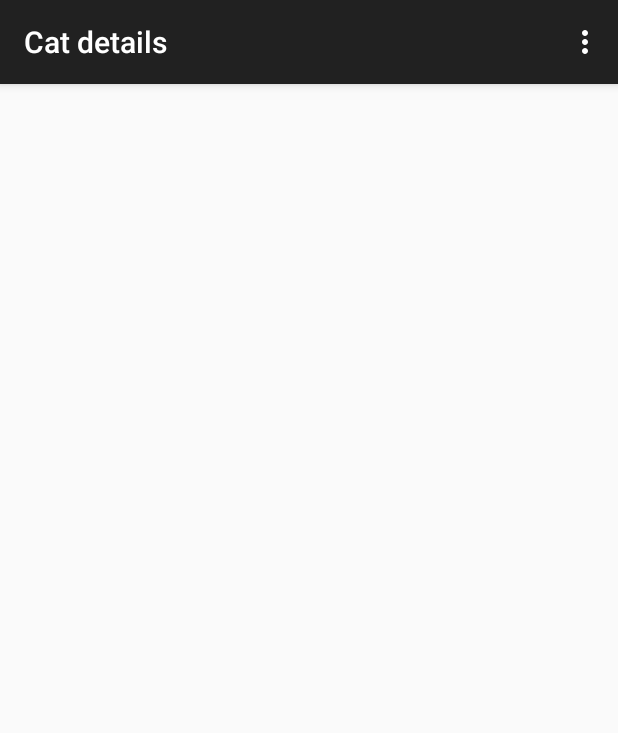
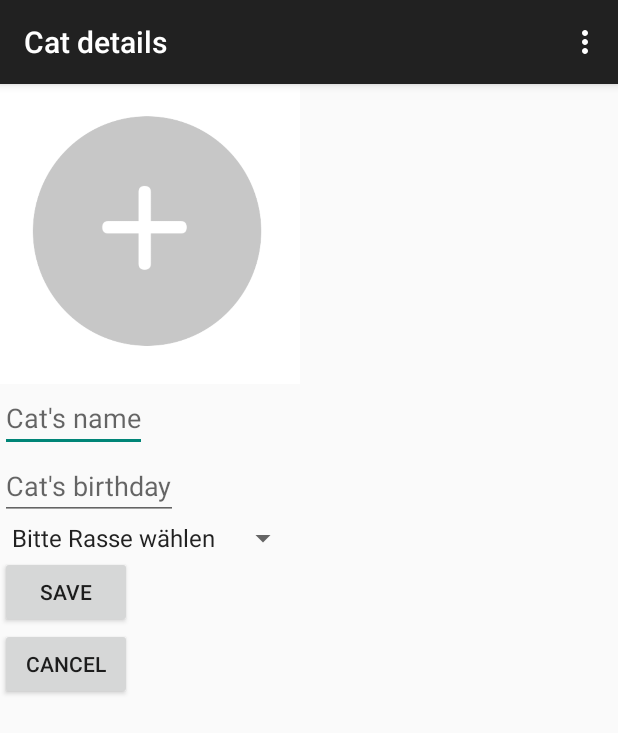
Before and after one commit to giantPanda/CatBox, an Android app: the CatDetailsActivity screen opened directly, with no data from a screen before it, on a phone screen of 412 x 824 dp. Shown: the top 733 px of the screen. Run offline under Robolectric (Android 15) with nearby library versions, the phone set to English and light mode, and no system bars.

Commit message:
Loading cat details from database

```diff
--- /dev/null
+++ b/app/src/main/java/io/box/catbox/Cat.java
@@ -0,0 +1,49 @@
+package io.box.catbox;
+
+public class Cat {
+    private long id;
+    private String name;
+    private String race;
+    private String birthday;
+    private String picture;
+
+    public long getId() {
+        return id;
+    }
+
+    public void setId(long id) {
+        this.id = id;
+    }
+
+    public String getName() {
+        return name;
+    }
+
+    public void setName(String name) {
+        this.name = name;
+    }
+
+    public String getRace() {
+        return race;
+    }
+
+    public void setRace(String race) {
+        this.race = race;
+    }
+
+    public String getBirthday() {
+        return birthday;
+    }
+
+    public void setBirthday(String birthday) {
+        this.birthday = birthday;
+    }
+
+    public String getPicture() {
+        return picture;
+    }
+
+    public void setPicture(String picture) {
+        this.picture = picture;
+    }
+}
--- a/app/src/main/java/io/box/catbox/CatBoxDbHelper.java
+++ b/app/src/main/java/io/box/catbox/CatBoxDbHelper.java
@@ -6,8 +6,24 @@ import android.database.sqlite.SQLiteOpenHelper;
 
 public class CatBoxDbHelper extends SQLiteOpenHelper {
 
+    public static final String TABLE_CATS = "cats";
+    public static final String COLUMN_ID = "_id";
+    public static final String COLUMN_NAME = "name";
+    public static final String COLUMN_RACE = "race";
+    public static final String COLUMN_BIRTHDAY = "birthday";
+    public static final String COLUMN_PICTURE = "picture";
+
     public static final int DATABASE_VERSION = 1;
     public static final String DATABASE_NAME = "CatBoxDb";
+
+    private static final String DATABASE_CREATE = "CREATE TABLE "
+        + TABLE_CATS + "("
+            + COLUMN_ID + " INTEGER PRIMARY KEY AUTOINCREMENT, "
+            + COLUMN_NAME + " TEXT NOT NULL, "
+            + COLUMN_RACE + " TEXT NOT NULL, "
+            + COLUMN_BIRTHDAY + " TEXT NOT NULL, "
+            + COLUMN_PICTURE + " TEXT NOT NULL"
+        + ");";
 
     public CatBoxDbHelper(Context context) {
         super(context, DATABASE_NAME, null, DATABASE_VERSION);
@@ -15,11 +31,12 @@ public class CatBoxDbHelper extends SQLiteOpenHelper {
 
     @Override
     public void onCreate(SQLiteDatabase db) {
-
+        db.execSQL(DATABASE_CREATE);
     }
 
     @Override
     public void onUpgrade(SQLiteDatabase db, int oldVersion, int newVersion) {
-
+        db.execSQL("DROP TABLE IF EXISTS " + TABLE_CATS);
+        onCreate(db);
     }
 }
--- /dev/null
+++ b/app/src/main/java/io/box/catbox/CatDataSource.java
@@ -0,0 +1,107 @@
+package io.box.catbox;
+
+import android.content.ContentValues;
+import android.content.Context;
+import android.database.Cursor;
+import android.database.DatabaseUtils;
+import android.database.sqlite.SQLiteDatabase;
+
+import java.sql.SQLException;
+import java.util.ArrayList;
+import java.util.List;
+
+public class CatDataSource {
+    private SQLiteDatabase database;
+    private CatBoxDbHelper dbHelper;
+    private String[] allColumns = {
+        CatBoxDbHelper.COLUMN_ID,
+        CatBoxDbHelper.COLUMN_NAME,
+        CatBoxDbHelper.COLUMN_RACE,
+        CatBoxDbHelper.COLUMN_BIRTHDAY,
+        CatBoxDbHelper.COLUMN_PICTURE
+    };
+
+    public CatDataSource(Context context) {
+        dbHelper = new CatBoxDbHelper(context);
+    }
+
+    public void open() throws SQLException {
+        database = dbHelper.getWritableDatabase();
+    }
+
+    public void close() {
+        dbHelper.close();
+    }
+
+    public long createCat(String name, String race, String birthday, String picture) {
+        ContentValues values = new ContentValues();
+        values.put(CatBoxDbHelper.COLUMN_NAME, name);
+        values.put(CatBoxDbHelper.COLUMN_RACE, race);
+        values.put(CatBoxDbHelper.COLUMN_BIRTHDAY, birthday);
+        values.put(CatBoxDbHelper.COLUMN_PICTURE, picture);
+
+        long insertId = database.insert(CatBoxDbHelper.TABLE_CATS, null, values);
+
+        /*Cursor cursor = database.query(CatBoxDbHelper.TABLE_CATS,
+                allColumns, CatBoxDbHelper.COLUMN_ID + " = " + insertId, null,
+                null, null, null);
+
+        cursor.moveToFirst();
+        Cat newCat = cursorToCat(cursor);
+        cursor.close();*/
+
+        return insertId;
+    }
+
+    public void deleteCat(Cat cat) {
+        long id = cat.getId();
+        database.delete(CatBoxDbHelper.TABLE_CATS, CatBoxDbHelper.COLUMN_ID + " = " + id, null);
+    }
+
+    public List<Cat> getAllCats() {
+        List<Cat> cats = new ArrayList<Cat>();
+
+        Cursor cursor = database.query(CatBoxDbHelper.TABLE_CATS,
+                allColumns, null, null, null, null, null);
+
+        cursor.moveToFirst();
+        while (!cursor.isAfterLast()) {
+            Cat cat = cursorToCat(cursor);
+            cats.add(cat);
+            cursor.moveToNext();
+        }
+
+        cursor.close();
+        return cats;
+    }
+
+    public Cat getById(long catId) {
+        Cat cat = new Cat();
+
+        Cursor cursor = database.query(CatBoxDbHelper.TABLE_CATS,
+                allColumns, CatBoxDbHelper.COLUMN_ID + " = " + catId, null, null, null, "1");
+
+        if (cursor.getCount() > 0) {
+            cursor.moveToFirst();
+            cat = cursorToCat(cursor);
+        }
+
+        cursor.close();
+
+        return cat;
+    }
+
+    public long getCatCount() {
+        return DatabaseUtils.queryNumEntries(database, CatBoxDbHelper.TABLE_CATS);
+    }
+
+    private Cat cursorToCat(Cursor cursor) {
+        Cat cat = new Cat();
+        cat.setId(cursor.getLong(0));
+        cat.setName(cursor.getString(1));
+        cat.setRace(cursor.getString(2));
+        cat.setBirthday(cursor.getString(3));
+        cat.setPicture(cursor.getString(4));
+        return cat;
+    }
+}
--- a/app/src/main/java/io/box/catbox/CatDetailsActivity.java
+++ b/app/src/main/java/io/box/catbox/CatDetailsActivity.java
@@ -5,24 +5,66 @@ import android.support.v7.app.ActionBarActivity;
 import android.os.Bundle;
 import android.view.Menu;
 import android.view.MenuItem;
+import android.view.View;
+import android.widget.ArrayAdapter;
+import android.widget.Button;
+import android.widget.EditText;
+import android.widget.ImageView;
+import android.widget.Spinner;
 import android.widget.TextView;
 
+import java.sql.SQLException;
+import java.util.List;
 
-public class CatDetailsActivity extends ActionBarActivity {
+
+public class CatDetailsActivity extends ActionBarActivity implements View.OnClickListener {
+
+    private Button cancelButton;
+    private EditText catName;
+    private EditText catBirthday;
+    private ImageView catImage;
+    private Spinner catRace;
+    private CatDataSource datasource;
 
     @Override
     protected void onCreate(Bundle savedInstanceState) {
         super.onCreate(savedInstanceState);
+        setContentView(R.layout.activity_cat_details);
+
+        try {
+            datasource = new CatDataSource(this);
+            datasource.open();
+        } catch (SQLException ex) {
+
+        }
 
         Intent intent = getIntent();
 
-        String catName = intent.getStringExtra(CatListActivity.EXTRA_CAT_NAME);
+        long catId = intent.getLongExtra(CatListActivity.EXTRA_CAT_ID, -1);
 
-        TextView textView = new TextView(this);
-        textView.setTextSize(40);
-        textView.setText(catName);
+        Cat cat = datasource.getById(catId);
 
-        setContentView(textView);
+        catImage = (ImageView) findViewById(R.id.details_cat_image);
+        catImage.setImageResource(R.drawable.additem);
+
+        catName = (EditText) findViewById(R.id.details_cat_name);
+        catName.setText(cat.getName());
+
+        catBirthday = (EditText) findViewById(R.id.details_cat_birthday);
+        catBirthday.setText(cat.getBirthday());
+
+        ArrayAdapter<CharSequence> adapter = ArrayAdapter.createFromResource(this, R.array.cat_races, android.R.layout.simple_spinner_item);
+
+        adapter.setDropDownViewResource(android.R.layout.simple_spinner_dropdown_item);
+
+        catRace = (Spinner) findViewById(R.id.details_cat_race);
+        catRace.setAdapter(adapter);
+
+        int spinnerPostion = adapter.getPosition(cat.getRace());
+        catRace.setSelection(spinnerPostion);
+
+        cancelButton = (Button) findViewById(R.id.details_cat_cancel);
+        cancelButton.setOnClickListener(this);
     }
 
 
@@ -47,4 +89,11 @@ public class CatDetailsActivity extends ActionBarActivity {
 
         return super.onOptionsItemSelected(item);
     }
+
+    @Override
+    public void onClick(View v) {
+        if (v == cancelButton) {
+            finish();
+        }
+    }
 }
--- a/app/src/main/res/layout/activity_cat_details.xml
+++ b/app/src/main/res/layout/activity_cat_details.xml
@@ -5,8 +5,39 @@
     android:orientation="vertical"
     tools:context="io.box.catbox.CatDetailsActivity">
 
-    <TextView android:text="@string/cat_name"
+    <ImageView
+        android:id="@+id/details_cat_image"
+        android:layout_width="200dp"
+        android:layout_height="200dp"
+        android:scaleType="centerCrop"
+        android:clickable="true"
+        android:src="@drawable/additem"/>
+
+    <EditText
+        android:id="@+id/details_cat_name"
+        android:hint="@string/hint_cat_name"
         android:layout_width="wrap_content"
         android:layout_height="wrap_content" />
 
+    <EditText
+        android:id="@+id/details_cat_birthday"
+        android:hint="@string/hint_cat_birthday"
+        android:layout_width="wrap_content"
+        android:layout_height="wrap_content" />
+
+    <Spinner
+        android:id="@+id/details_cat_race"
+        android:layout_width="wrap_content"
+        android:layout_height="wrap_content" />
+
+    <Button android:id="@+id/details_cat_save"
+        android:layout_width="wrap_content"
+        android:layout_height="wrap_content"
+        android:text="@string/button_save" />
+
+    <Button android:id="@+id/details_cat_cancel"
+        android:layout_width="wrap_content"
+        android:layout_height="wrap_content"
+        android:text="@string/button_cancel" />
+
 </LinearLayout>
--- a/app/src/main/res/values/strings.xml
+++ b/app/src/main/res/values/strings.xml
@@ -6,7 +6,9 @@
     <string name="title_activity_new_cat">Add a new cat</string>
     <string name="title_activity_cat_details">Cat details</string>
     <string name="cat_name">Luna</string>
-    <string name="hint_cat_name">Name of your cat</string>
-    <string name="hint_cat_birthdate">Birthdate of your cat</string>
-    <string name="button_new_cat_save">Save</string>
+    <string name="hint_cat_name">Cat\'s name</string>
+    <string name="hint_cat_birthday">Cat\'s birthday</string>
+    <string name="button_save">Save</string>
+    <string name="button_cancel">Cancel</string>
+    <string name="button_return">Return</string>
 </resources>
```
Also changed, not shown: app/src/main/java/io/box/catbox/CatListActivity.java (+25 -3 lines), app/src/main/java/io/box/catbox/ImageAdapter.java (+28 -36 lines), app/src/main/java/io/box/catbox/NewCatActivity.java (+62 -9 lines), app/src/main/res/layout/activity_new_cat.xml (+8 -3 lines), 2 other files.
